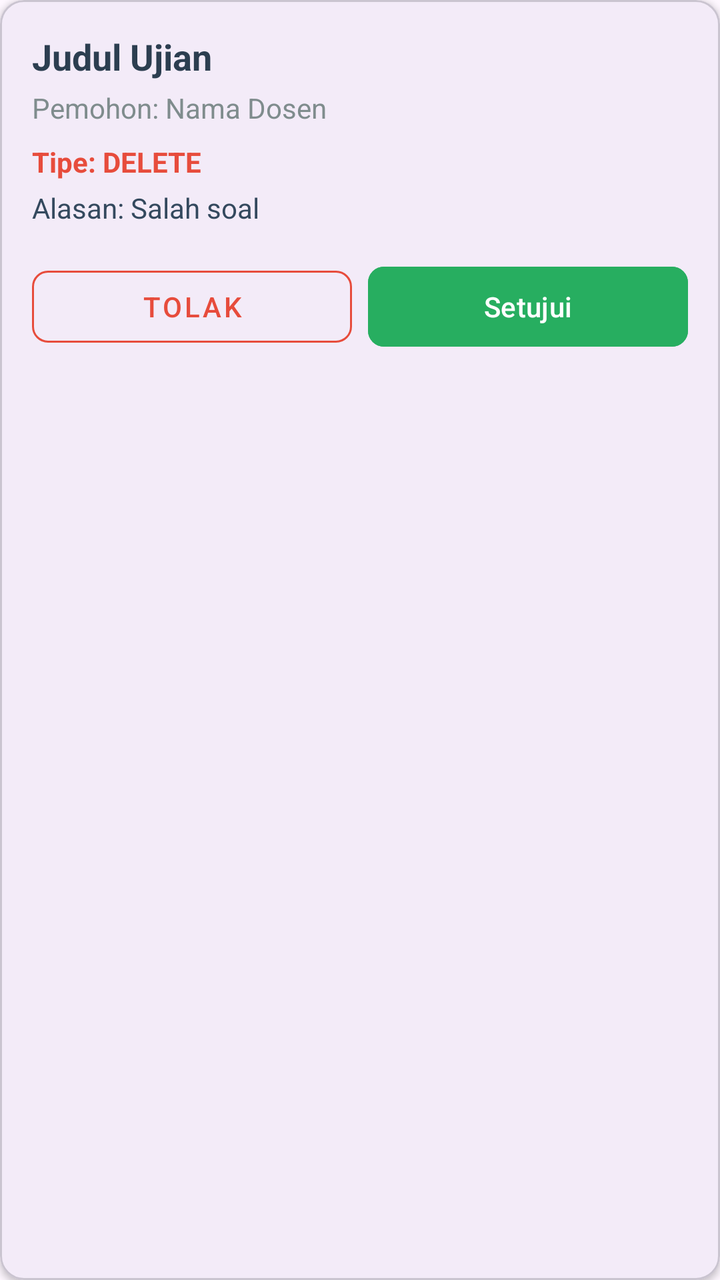
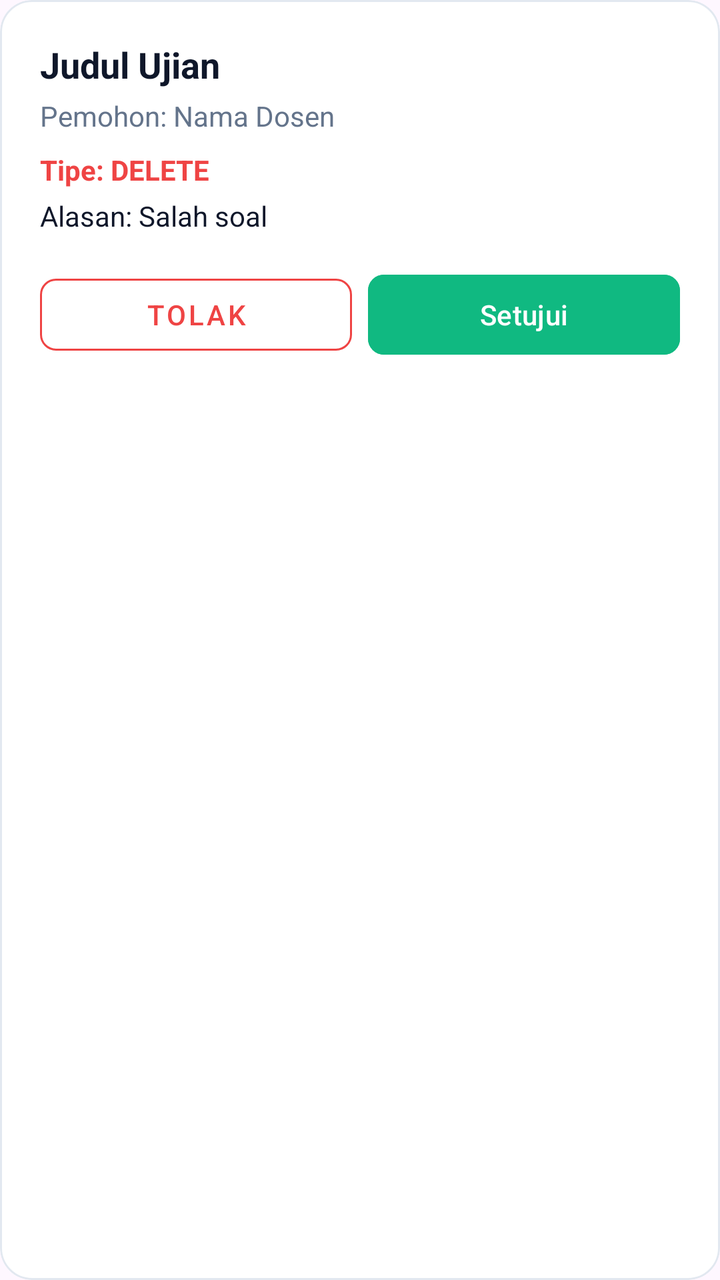

Compare the two renders of this Android layout. The source of the first and the diff that turns it into the second are given below.
<!-- AndroidManifest.xml: application theme Theme.IFUnjaniExam -->
<!-- res/layout/item_approval_request.xml -->
<?xml version="1.0" encoding="utf-8"?>
<com.google.android.material.card.MaterialCardView xmlns:android="http://schemas.android.com/apk/res/android"
    xmlns:app="http://schemas.android.com/apk/res-auto"
    android:layout_width="match_parent"
    android:layout_height="wrap_content"
    android:layout_margin="8dp"
    app:cardCornerRadius="12dp"
    app:cardElevation="2dp">

    <LinearLayout
        android:layout_width="match_parent"
        android:layout_height="wrap_content"
        android:orientation="vertical"
        android:padding="16dp">

        <TextView
            android:id="@+id/tvExamTitle"
            android:layout_width="wrap_content"
            android:layout_height="wrap_content"
            android:text="Judul Ujian"
            android:textSize="18sp"
            android:textStyle="bold"
            android:textColor="#2c3e50" />

        <TextView
            android:id="@+id/tvDosenName"
            android:layout_width="wrap_content"
            android:layout_height="wrap_content"
            android:text="Pemohon: Nama Dosen"
            android:textSize="14sp"
            android:textColor="#7f8c8d"
            android:layout_marginTop="4dp" />

        <TextView
            android:id="@+id/tvRequestType"
            android:layout_width="wrap_content"
            android:layout_height="wrap_content"
            android:text="Tipe: DELETE"
            android:textSize="14sp"
            android:textColor="#e74c3c"
            android:textStyle="bold"
            android:layout_marginTop="8dp" />

        <TextView
            android:id="@+id/tvReason"
            android:layout_width="wrap_content"
            android:layout_height="wrap_content"
            android:text="Alasan: Salah soal"
            android:textSize="14sp"
            android:textColor="#34495e"
            android:layout_marginTop="4dp" />

        <LinearLayout
            android:layout_width="match_parent"
            android:layout_height="wrap_content"
            android:orientation="horizontal"
            android:layout_marginTop="16dp"
            android:weightSum="2">

            <com.google.android.material.button.MaterialButton
                android:id="@+id/btnReject"
                android:layout_width="0dp"
                android:layout_height="wrap_content"
                android:layout_weight="1"
                android:text="Tolak"
                android:textColor="#e74c3c"
                android:layout_marginEnd="4dp"
                app:strokeColor="#e74c3c"
                app:strokeWidth="1dp"
                style="@style/Widget.MaterialComponents.Button.OutlinedButton"
                app:cornerRadius="8dp" />

            <com.google.android.material.button.MaterialButton
                android:id="@+id/btnApprove"
                android:layout_width="0dp"
                android:layout_height="wrap_content"
                android:layout_weight="1"
                android:text="Setujui"
                android:backgroundTint="#27ae60"
                app:cornerRadius="8dp"
                android:layout_marginStart="4dp" />
        </LinearLayout>

    </LinearLayout>
</com.google.android.material.card.MaterialCardView>
<!-- resources referenced by this layout -->
<resources>
  <style name="Theme.IFUnjaniExam" parent="Base.Theme.IFUnjaniExam" />
  <style name="Base.Theme.IFUnjaniExam" parent="Theme.Material3.DayNight.NoActionBar">
          
          
      </style>
</resources>

<!-- the commit's change to res/layout/item_approval_request.xml (unified diff, before → after) -->
@@ -3,15 +3,19 @@
     xmlns:app="http://schemas.android.com/apk/res-auto"
     android:layout_width="match_parent"
     android:layout_height="wrap_content"
-    android:layout_margin="8dp"
-    app:cardCornerRadius="12dp"
-    app:cardElevation="2dp">
+    android:layout_marginHorizontal="16dp"
+    android:layout_marginVertical="8dp"
+    app:cardBackgroundColor="#FFFFFF"
+    app:cardCornerRadius="16dp"
+    app:cardElevation="0dp"
+    app:strokeColor="#E2E8F0"
+    app:strokeWidth="1dp">
 
     <LinearLayout
         android:layout_width="match_parent"
         android:layout_height="wrap_content"
         android:orientation="vertical"
-        android:padding="16dp">
+        android:padding="20dp">
 
         <TextView
             android:id="@+id/tvExamTitle"
@@ -20,7 +24,7 @@
             android:text="Judul Ujian"
             android:textSize="18sp"
             android:textStyle="bold"
-            android:textColor="#2c3e50" />
+            android:textColor="#0F172A" />
 
         <TextView
             android:id="@+id/tvDosenName"
@@ -28,7 +32,7 @@
             android:layout_height="wrap_content"
             android:text="Pemohon: Nama Dosen"
             android:textSize="14sp"
-            android:textColor="#7f8c8d"
+            android:textColor="#64748B"
             android:layout_marginTop="4dp" />
 
         <TextView
@@ -37,7 +41,7 @@
             android:layout_height="wrap_content"
             android:text="Tipe: DELETE"
             android:textSize="14sp"
-            android:textColor="#e74c3c"
+            android:textColor="#EF4444"
             android:textStyle="bold"
             android:layout_marginTop="8dp" />
 
@@ -47,7 +51,7 @@
             android:layout_height="wrap_content"
             android:text="Alasan: Salah soal"
             android:textSize="14sp"
-            android:textColor="#34495e"
+            android:textColor="#0F172A"
             android:layout_marginTop="4dp" />
 
         <LinearLayout
@@ -63,9 +67,9 @@
                 android:layout_height="wrap_content"
                 android:layout_weight="1"
                 android:text="Tolak"
-                android:textColor="#e74c3c"
+                android:textColor="#EF4444"
                 android:layout_marginEnd="4dp"
-                app:strokeColor="#e74c3c"
+                app:strokeColor="#EF4444"
                 app:strokeWidth="1dp"
                 style="@style/Widget.MaterialComponents.Button.OutlinedButton"
                 app:cornerRadius="8dp" />
@@ -76,7 +80,7 @@
                 android:layout_height="wrap_content"
                 android:layout_weight="1"
                 android:text="Setujui"
-                android:backgroundTint="#27ae60"
+                android:backgroundTint="#10B981"
                 app:cornerRadius="8dp"
                 android:layout_marginStart="4dp" />
         </LinearLayout>
